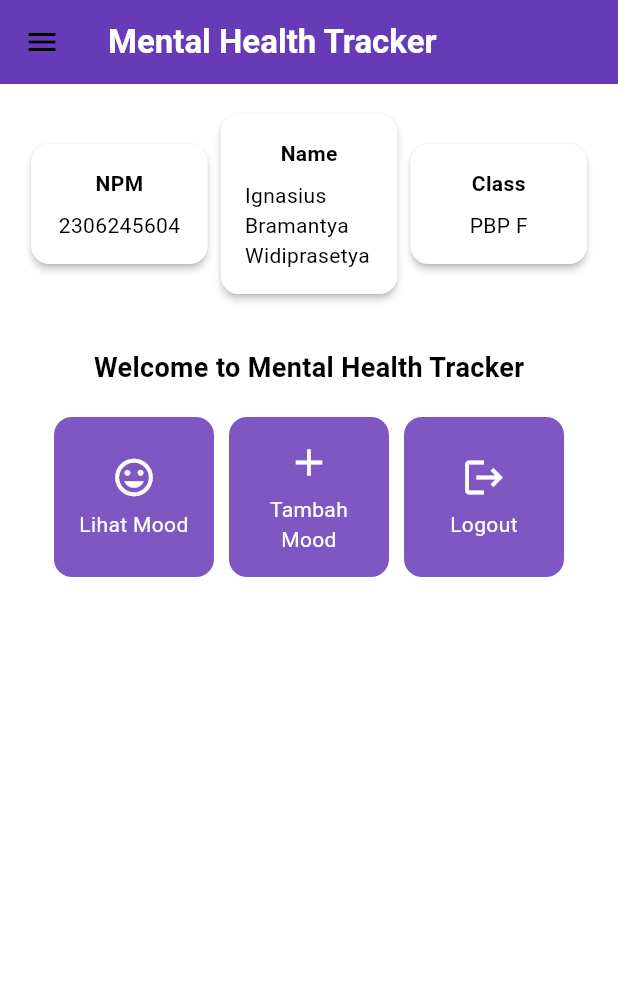
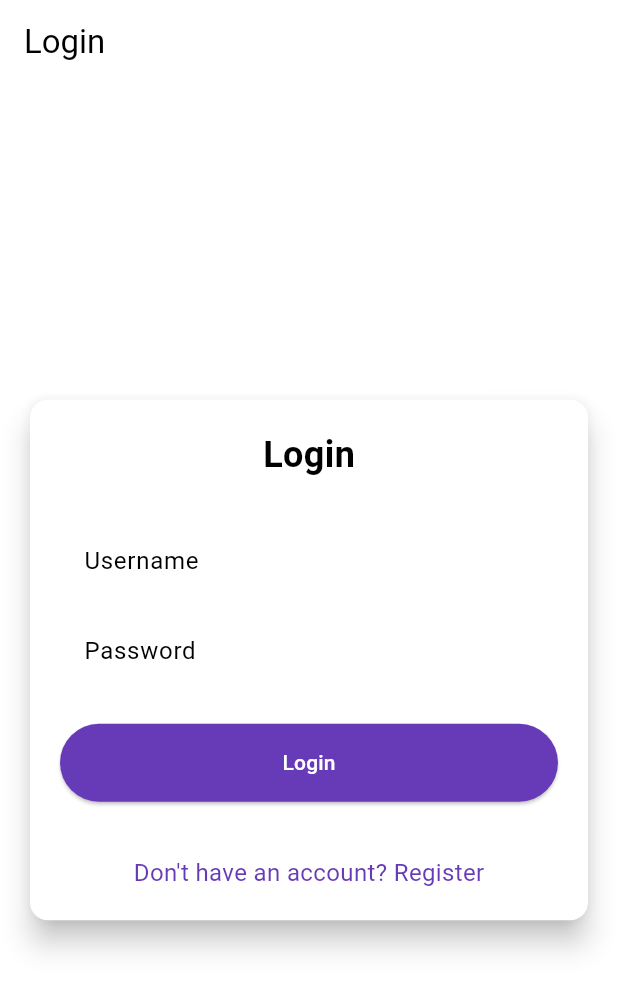
Before and after one commit to BramantyaWidiprasetya/mental-health-tracker-mobile, a Flutter app: the screen it shows after launch, on a phone screen of 412 x 824 dp. Shown: the top 991 px of the screen. Run offline on Flutter 3.47's test engine with Material 3 defaults, Android fonts, the phone set to English and light mode, and no system bars; missing offline and left inert: pbp_django_auth.

Commit message:
tutorial 8

```diff
--- a/lib/main.dart
+++ b/lib/main.dart
@@ -1,5 +1,8 @@
+import 'package:flutter/material.dart';
+import 'package:mental_health_tracker/screens/login.dart';
 import 'package:mental_health_tracker/screens/menu.dart';
-import 'package:flutter/material.dart';
+import 'package:pbp_django_auth/pbp_django_auth.dart';
+import 'package:provider/provider.dart';
 
 void main() {
   runApp(const MyApp());
@@ -8,18 +11,22 @@ void main() {
 class MyApp extends StatelessWidget {
   const MyApp({super.key});
 
-  // This widget is the root of your application.
   @override
   Widget build(BuildContext context) {
-    return MaterialApp(
-      title: 'Flutter Demo',
-      theme: ThemeData(
-        colorScheme: ColorScheme.fromSwatch(
-        primarySwatch: Colors.deepPurple,
-        ).copyWith(secondary: Colors.deepPurple[400]),
-        useMaterial3: true,
-      ),
-      home: MyHomePage(),
+    return Provider(
+      create: (_) {
+        CookieRequest request = CookieRequest();
+        return request;
+      },
+      child: MaterialApp(
+          title: 'Mental Health Tracker',
+          theme: ThemeData(
+            useMaterial3: true,
+            colorScheme: ColorScheme.fromSwatch(
+              primarySwatch: Colors.deepPurple,
+            ).copyWith(secondary: Colors.deepPurple[400]),
+          ),
+          home: const LoginPage()),
     );
   }
 }
--- /dev/null
+++ b/lib/screens/login.dart
@@ -0,0 +1,181 @@
+import 'package:mental_health_tracker/screens/menu.dart';
+import 'package:flutter/material.dart';
+import 'package:pbp_django_auth/pbp_django_auth.dart';
+import 'package:provider/provider.dart';
+import 'package:mental_health_tracker/screens/register.dart';
+
+void main() {
+  runApp(const LoginApp());
+}
+
+class LoginApp extends StatelessWidget {
+  const LoginApp({super.key});
+
+  @override
+  Widget build(BuildContext context) {
+    return MaterialApp(
+      title: 'Login',
+      theme: ThemeData(
+        useMaterial3: true,
+        colorScheme: ColorScheme.fromSwatch(
+          primarySwatch: Colors.deepPurple,
+        ).copyWith(secondary: Colors.deepPurple[400]),
+      ),
+      home: const LoginPage(),
+    );
+  }
+}
+
+class LoginPage extends StatefulWidget {
+  const LoginPage({super.key});
+
+  @override
+  State<LoginPage> createState() => _LoginPageState();
+}
+
+class _LoginPageState extends State<LoginPage> {
+  final TextEditingController _usernameController = TextEditingController();
+  final TextEditingController _passwordController = TextEditingController();
+
+  @override
+  Widget build(BuildContext context) {
+    final request = context.watch<CookieRequest>();
+
+    return Scaffold(
+      appBar: AppBar(
+        title: const Text('Login'),
+      ),
+      body: Center(
+        child: SingleChildScrollView(
+          padding: const EdgeInsets.all(16.0),
+          child: Card(
+            elevation: 8,
+            shape: RoundedRectangleBorder(
+              borderRadius: BorderRadius.circular(12.0),
+            ),
+            child: Padding(
+              padding: const EdgeInsets.all(20.0),
+              child: Column(
+                mainAxisSize: MainAxisSize.min,
+                children: [
+                  const Text(
+                    'Login',
+                    style: TextStyle(
+                      fontSize: 24.0,
+                      fontWeight: FontWeight.bold,
+                    ),
+                  ),
+                  const SizedBox(height: 30.0),
+                  TextField(
+                    controller: _usernameController,
+                    decoration: const InputDecoration(
+                      labelText: 'Username',
+                      hintText: 'Enter your username',
+                      border: OutlineInputBorder(
+                        borderRadius: BorderRadius.all(Radius.circular(12.0)),
+                      ),
+                      contentPadding:
+                          EdgeInsets.symmetric(horizontal: 12.0, vertical: 8.0),
+                    ),
+                  ),
+                  const SizedBox(height: 12.0),
+                  TextField(
+                    controller: _passwordController,
+                    decoration: const InputDecoration(
+                      labelText: 'Password',
+                      hintText: 'Enter your password',
+                      border: OutlineInputBorder(
+                        borderRadius: BorderRadius.all(Radius.circular(12.0)),
+                      ),
+                      contentPadding:
+                          EdgeInsets.symmetric(horizontal: 12.0, vertical: 8.0),
+                    ),
+                    obscureText: true,
+                  ),
+                  const SizedBox(height: 24.0),
+                  ElevatedButton(
+                    onPressed: () async {
+                      String username = _usernameController.text;
+                      String password = _passwordController.text;
+
+                      // Cek kredensial
+                      // TODO: Ganti URL dan jangan lupa tambahkan trailing slash (/) di akhir URL!
+                      // Untuk menyambungkan Android emulator dengan Django pada localhost,
+                      // gunakan URL http://10.0.2.2/
+                      final response = await request
+                          .login("http://127.0.0.1:8000/auth/login/", {
+                        'username': username,
+                        'password': password,
+                      });
+
+                      if (request.loggedIn) {
+                        String message = response['message'];
+                        String uname = response['username'];
+                        if (context.mounted) {
+                          Navigator.pushReplacement(
+                            context,
+                            MaterialPageRoute(
+                                builder: (context) => MyHomePage()),
+                          );
+                          ScaffoldMessenger.of(context)
+                            ..hideCurrentSnackBar()
+                            ..showSnackBar(
+                              SnackBar(
+                                  content:
+                                      Text("$message Selamat datang, $uname.")),
+                            );
+                        }
+                      } else {
+                        if (context.mounted) {
+                          showDialog(
+                            context: context,
+                            builder: (context) => AlertDialog(
+                              title: const Text('Login Gagal'),
+                              content: Text(response['message']),
+                              actions: [
+                                TextButton(
+                                  child: const Text('OK'),
+                                  onPressed: () {
+                                    Navigator.pop(context);
+                                  },
+                                ),
+                              ],
+                            ),
+                          );
+                        }
+                      }
+                    },
+                    style: ElevatedButton.styleFrom(
+                      foregroundColor: Colors.white,
+                      minimumSize: Size(double.infinity, 50),
+                      backgroundColor: Theme.of(context).colorScheme.primary,
+                      padding: const EdgeInsets.symmetric(vertical: 16.0),
+                    ),
+                    child: const Text('Login'),
+                  ),
+                  const SizedBox(height: 36.0),
+                  GestureDetector(
+                    onTap: () {
+                      Navigator.push(
+                        context,
+                        MaterialPageRoute(
+                            builder: (context) => const RegisterPage()),
+                      );
+                    },
+                    child: Text(
+                      'Don\'t have an account? Register',
+                      style: TextStyle(
+                        color: Theme.of(context).colorScheme.primary,
+                        fontSize: 16.0,
+                      ),
+                    ),
+                  ),
+                ],
+              ),
+            ),
+          ),
+        ),
+      ),
+    );
+  }
+}
--- a/pubspec.yaml
+++ b/pubspec.yaml
@@ -35,6 +35,9 @@ dependencies:
   # The following adds the Cupertino Icons font to your application.
   # Use with the CupertinoIcons class for iOS style icons.
   cupertino_icons: ^1.0.8
+  provider: ^6.1.2
+  pbp_django_auth: ^0.4.0
+  http: ^1.2.2
 
 dev_dependencies:
   flutter_test:
```
Also changed, not shown: lib/models/moode_entry.dart (added, +68 -0 lines), lib/screens/list_moodentry.dart (added, +90 -0 lines), lib/screens/menu.dart (+6 -5 lines), lib/screens/moodentry_form.dart (+39 -36 lines), lib/screens/register.dart (added, +166 -0 lines), lib/widgets/left_drawer.dart (+18 -11 lines), lib/widgets/mood_card.dart (+41 -9 lines), pubspec.lock, 2 other files.
